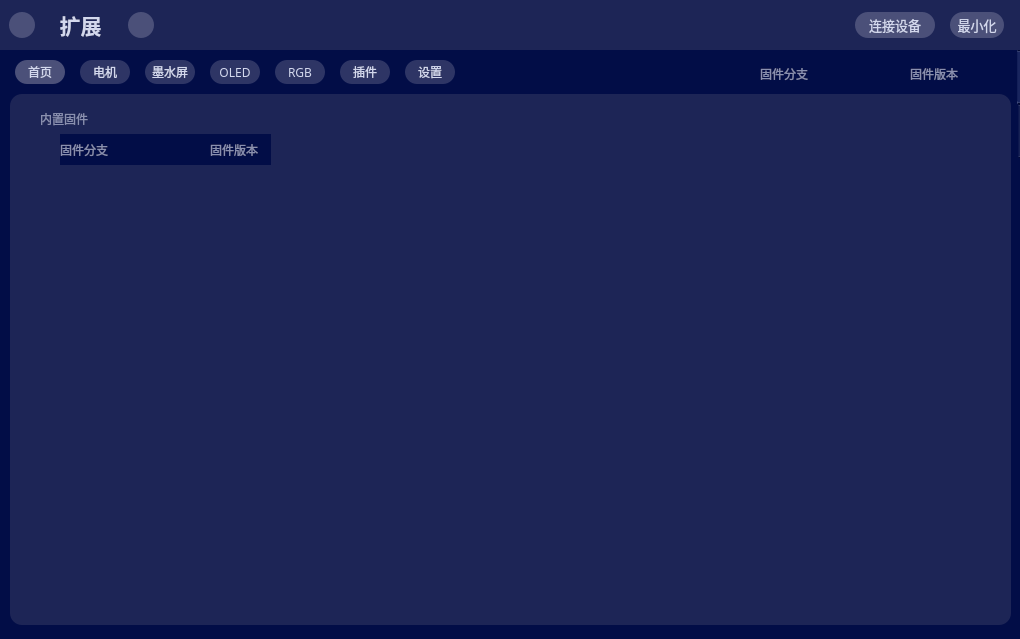
The window that ui/mainwindow.ui (Huiyicc/hw75-tools) describes before a commit, drawn with Qt 5.
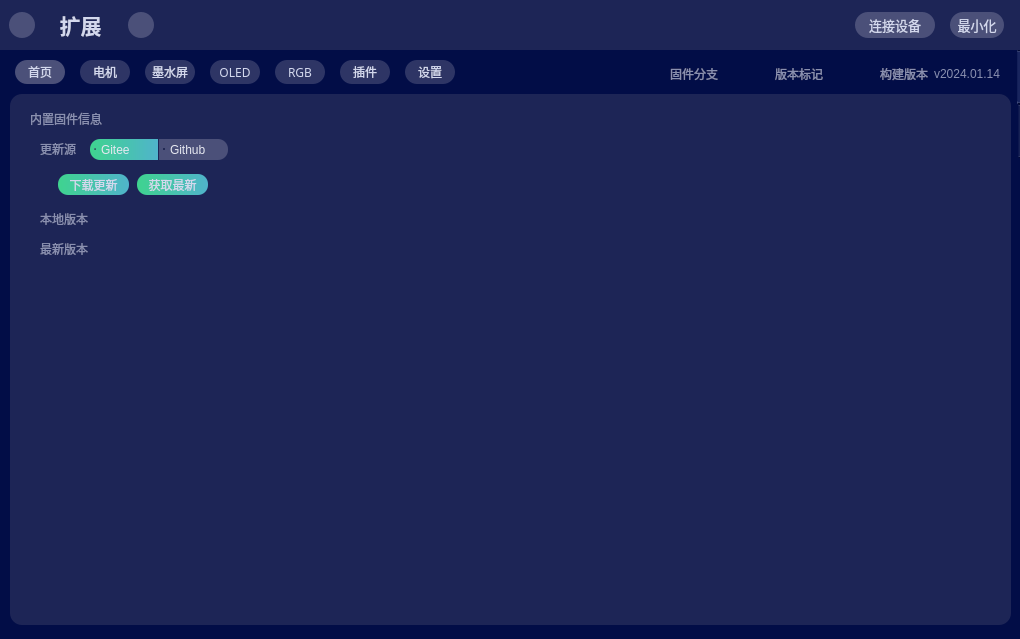
The same window after the commit. The open tabs and pages were chosen to show the change. Icons and pictures are not drawn.

Commit message: upd: - 获取本地/在线固件更新 - ui更新

Diff of the .ui file:
```diff
--- a/ui/mainwindow.ui
+++ b/ui/mainwindow.ui
@@ -357,10 +357,10 @@
         <widget class="QGroupBox" name="ctrl_setting_sleep_time_groupBox_2">
          <property name="geometry">
           <rect>
-           <x>10</x>
+           <x>0</x>
            <y>10</y>
-           <width>261</width>
-           <height>81</height>
+           <width>241</width>
+           <height>161</height>
           </rect>
          </property>
          <property name="styleSheet">
@@ -374,7 +374,7 @@
 }</string>
          </property>
          <property name="title">
-          <string>内置固件</string>
+          <string>内置固件信息</string>
          </property>
          <widget class="QLabel" name="ctrl_knob_label_feedback_3">
           <property name="geometry">
@@ -402,70 +402,305 @@
            <set>Qt::AlignCenter</set>
           </property>
          </widget>
-         <widget class="QWidget" name="horizontalLayoutWidget_2">
+         <widget class="QPushButton" name="ctrl_home_button_check_ctrl_update">
           <property name="geometry">
            <rect>
-            <x>40</x>
+            <x>127</x>
+            <y>70</y>
+            <width>71</width>
+            <height>21</height>
+           </rect>
+          </property>
+          <property name="styleSheet">
+           <string notr="true">
+QPushButton{
+background:qlineargradient(x1:0, y1:1, x2:1, y2:1, stop:0 #3fd38f, stop:1 #50b4cb);
+color: rgb(211, 216, 237);
+border-radius: 10px;
+border: none;
+}
+QPushButton:focus {
+    outline: none;
+}</string>
+          </property>
+          <property name="text">
+           <string>获取最新</string>
+          </property>
+         </widget>
+         <widget class="QGroupBox" name="ctrl_setting_sleep_time_groupBox_3">
+          <property name="geometry">
+           <rect>
+            <x>30</x>
             <y>30</y>
             <width>211</width>
             <height>31</height>
            </rect>
           </property>
-          <layout class="QHBoxLayout" name="horizontalLayout_2">
-           <item>
-            <widget class="QLabel" name="label_7">
-             <property name="styleSheet">
-              <string notr="true">color:rgb(138, 144, 176);</string>
-             </property>
-             <property name="text">
-              <string>固件分支</string>
-             </property>
-            </widget>
-           </item>
-           <item>
-            <widget class="QLabel" name="ctrl_version_have_label_branch">
-             <property name="styleSheet">
-              <string notr="true">color:rgb(138, 144, 176);</string>
-             </property>
-             <property name="text">
-              <string/>
-             </property>
-            </widget>
-           </item>
-           <item>
-            <spacer name="horizontalSpacer_2">
-             <property name="orientation">
-              <enum>Qt::Horizontal</enum>
-             </property>
-             <property name="sizeHint" stdset="0">
-              <size>
-               <width>40</width>
-               <height>20</height>
-              </size>
-             </property>
-            </spacer>
-           </item>
-           <item>
-            <widget class="QLabel" name="label_9">
-             <property name="styleSheet">
-              <string notr="true">color:rgb(138, 144, 176);</string>
-             </property>
-             <property name="text">
-              <string>固件版本</string>
-             </property>
-            </widget>
-           </item>
-           <item>
-            <widget class="QLabel" name="ctrl_version_have_label_hash">
-             <property name="styleSheet">
-              <string notr="true">color:rgb(138, 144, 176);</string>
-             </property>
-             <property name="text">
-              <string/>
-             </property>
-            </widget>
-           </item>
-          </layout>
+          <property name="styleSheet">
+           <string notr="true">QGroupBox {
+    border: none; /* 移除边框 */
+	color:rgb(138, 144, 176);
+}
+QGroupBox::title {
+	margin-top: 8px;
+	margin-left: 18px;
+}</string>
+          </property>
+          <property name="title">
+           <string/>
+          </property>
+          <widget class="QLabel" name="ctrl_knob_label_feedback_4">
+           <property name="geometry">
+            <rect>
+             <x>532</x>
+             <y>26</y>
+             <width>31</width>
+             <height>31</height>
+            </rect>
+           </property>
+           <property name="font">
+            <font>
+             <family>黑体</family>
+             <pointsize>10</pointsize>
+            </font>
+           </property>
+           <property name="styleSheet">
+            <string notr="true">background:rgb(29, 37, 86);
+color:rgb(138, 144, 176);</string>
+           </property>
+           <property name="text">
+            <string/>
+           </property>
+           <property name="alignment">
+            <set>Qt::AlignCenter</set>
+           </property>
+          </widget>
+          <widget class="QLabel" name="label_14">
+           <property name="geometry">
+            <rect>
+             <x>0</x>
+             <y>0</y>
+             <width>41</width>
+             <height>29</height>
+            </rect>
+           </property>
+           <property name="styleSheet">
+            <string notr="true">color:rgb(138, 144, 176);
+background:rgb(29, 37, 86);</string>
+           </property>
+           <property name="text">
+            <string>更新源</string>
+           </property>
+          </widget>
+          <widget class="QRadioButton" name="ctrl_home_update_mode_switch_github">
+           <property name="geometry">
+            <rect>
+             <x>119</x>
+             <y>5</y>
+             <width>69</width>
+             <height>21</height>
+            </rect>
+           </property>
+           <property name="styleSheet">
+            <string notr="true">QRadioButton {
+color: rgb(230, 232, 240);
+border-top-right-radius: 10px;
+border-bottom-right-radius: 10px;
+padding-left: 5px;
+}
+QRadioButton::unchecked {
+background-color: rgba(75, 80, 121,1);
+}
+QRadioButton::checked {
+background:qlineargradient(x1:0, y1:1, x2:1, y2:1, stop:0 #3fd38f, stop:1 #50b4cb);
+border: none;
+}
+QRadioButton::indicator {
+width: 0px;
+height: 0px;
+}</string>
+           </property>
+           <property name="text">
+            <string>Github</string>
+           </property>
+          </widget>
+          <widget class="QRadioButton" name="ctrl_home_update_mode_switch_gitee">
+           <property name="geometry">
+            <rect>
+             <x>50</x>
+             <y>5</y>
+             <width>68</width>
+             <height>21</height>
+            </rect>
+           </property>
+           <property name="styleSheet">
+            <string notr="true">QRadioButton {
+color: rgb(230, 232, 240);
+border-top-left-radius: 10px;
+border-bottom-left-radius: 10px;
+padding-left: 5px;
+}
+QRadioButton::unchecked {
+background-color: rgba(75, 80, 121,1);
+}
+QRadioButton::checked {
+background:qlineargradient(x1:0, y1:1, x2:1, y2:1, stop:0 #3fd38f, stop:1 #50b4cb);
+border: none;
+}
+QRadioButton::indicator {
+width: 0px;
+height: 0px;
+}</string>
+           </property>
+           <property name="text">
+            <string>Gitee</string>
+           </property>
+           <property name="checked">
+            <bool>true</bool>
+           </property>
+          </widget>
+         </widget>
+         <widget class="QPushButton" name="ctrl_home_button_check_ctrl_get_update">
+          <property name="geometry">
+           <rect>
+            <x>48</x>
+            <y>70</y>
+            <width>71</width>
+            <height>21</height>
+           </rect>
+          </property>
+          <property name="styleSheet">
+           <string notr="true">
+QPushButton{
+background:qlineargradient(x1:0, y1:1, x2:1, y2:1, stop:0 #3fd38f, stop:1 #50b4cb);
+color: rgb(211, 216, 237);
+border-radius: 10px;
+border: none;
+}
+QPushButton:focus {
+    outline: none;
+}</string>
+          </property>
+          <property name="text">
+           <string>下载更新</string>
+          </property>
+         </widget>
+         <widget class="QGroupBox" name="ctrl_setting_sleep_time_groupBox_4">
+          <property name="geometry">
+           <rect>
+            <x>30</x>
+            <y>100</y>
+            <width>191</width>
+            <height>61</height>
+           </rect>
+          </property>
+          <property name="styleSheet">
+           <string notr="true">QGroupBox {
+    border: none; /* 移除边框 */
+	color:rgb(138, 144, 176);
+}
+QGroupBox::title {
+	margin-top: 8px;
+	margin-left: 18px;
+}</string>
+          </property>
+          <property name="title">
+           <string/>
+          </property>
+          <widget class="QLabel" name="ctrl_knob_label_feedback_5">
+           <property name="geometry">
+            <rect>
+             <x>532</x>
+             <y>26</y>
+             <width>31</width>
+             <height>31</height>
+            </rect>
+           </property>
+           <property name="font">
+            <font>
+             <family>黑体</family>
+             <pointsize>10</pointsize>
+            </font>
+           </property>
+           <property name="styleSheet">
+            <string notr="true">background:rgb(29, 37, 86);
+color:rgb(138, 144, 176);</string>
+           </property>
+           <property name="text">
+            <string/>
+           </property>
+           <property name="alignment">
+            <set>Qt::AlignCenter</set>
+           </property>
+          </widget>
+          <widget class="QLabel" name="label_9">
+           <property name="geometry">
+            <rect>
+             <x>0</x>
+             <y>0</y>
+             <width>61</width>
+             <height>29</height>
+            </rect>
+           </property>
+           <property name="styleSheet">
+            <string notr="true">color:rgb(138, 144, 176);
+background:rgb(29, 37, 86);</string>
+           </property>
+           <property name="text">
+            <string>本地版本</string>
+           </property>
+          </widget>
+          <widget class="QLabel" name="ctrl_home_version_have_label_local">
+           <property name="geometry">
+            <rect>
+             <x>60</x>
+             <y>0</y>
+             <width>131</width>
+             <height>29</height>
+            </rect>
+           </property>
+           <property name="styleSheet">
+            <string notr="true">color:rgb(138, 144, 176);
+background:rgb(29, 37, 86);</string>
+           </property>
+           <property name="text">
+            <string/>
+           </property>
+          </widget>
+          <widget class="QLabel" name="label_15">
+           <property name="geometry">
+            <rect>
+             <x>0</x>
+             <y>30</y>
+             <width>61</width>
+             <height>29</height>
+            </rect>
+           </property>
+           <property name="styleSheet">
+            <string notr="true">color:rgb(138, 144, 176);
+background:rgb(29, 37, 86);</string>
+           </property>
+           <property name="text">
+            <string>最新版本</string>
+           </property>
+          </widget>
+          <widget class="QLabel" name="ctrl_home_version_have_label_new">
+           <property name="geometry">
+            <rect>
+             <x>60</x>
+             <y>30</y>
+             <width>131</width>
+             <height>29</height>
+            </rect>
+           </property>
+           <property name="styleSheet">
+            <string notr="true">color:rgb(138, 144, 176);
+background:rgb(29, 37, 86);</string>
+           </property>
+           <property name="text">
+            <string/>
+           </property>
+          </widget>
          </widget>
         </widget>
        </widget>
@@ -2549,9 +2784,9 @@
      <widget class="QGroupBox" name="ctrl_groupBox_version">
       <property name="geometry">
        <rect>
-        <x>760</x>
+        <x>670</x>
         <y>8</y>
-        <width>211</width>
+        <width>331</width>
         <height>30</height>
        </rect>
       </property>
@@ -2570,7 +2805,7 @@
         <rect>
          <x>0</x>
          <y>0</y>
-         <width>211</width>
+         <width>331</width>
          <height>31</height>
         </rect>
        </property>
@@ -2614,7 +2849,7 @@
            <string notr="true">color:rgb(138, 144, 176);</string>
           </property>
           <property name="text">
-           <string>固件版本</string>
+           <string>版本标记</string>
           </property>
          </widget>
         </item>
@@ -2628,6 +2863,39 @@
           </property>
          </widget>
         </item>
+        <item>
+         <spacer name="horizontalSpacer_2">
+          <property name="orientation">
+           <enum>Qt::Horizontal</enum>
+          </property>
+          <property name="sizeHint" stdset="0">
+           <size>
+            <width>40</width>
+            <height>20</height>
+           </size>
+          </property>
+         </spacer>
+        </item>
+        <item>
+         <widget class="QLabel" name="label_7">
+          <property name="styleSheet">
+           <string notr="true">color:rgb(138, 144, 176);</string>
+          </property>
+          <property name="text">
+           <string>构建版本</string>
+          </property>
+         </widget>
+        </item>
+        <item>
+         <widget class="QLabel" name="ctrl_version_label_build_version">
+          <property name="styleSheet">
+           <string notr="true">color:rgb(138, 144, 176);</string>
+          </property>
+          <property name="text">
+           <string>v2024.01.14</string>
+          </property>
+         </widget>
+        </item>
        </layout>
       </widget>
      </widget>
```
Left out of the diff: 6 changed lines with no effect on the pictures. The commit also changes 15 other files.
